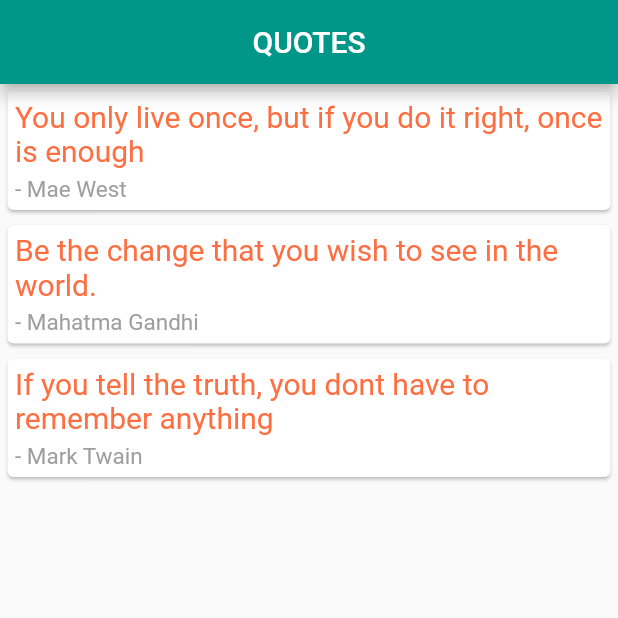
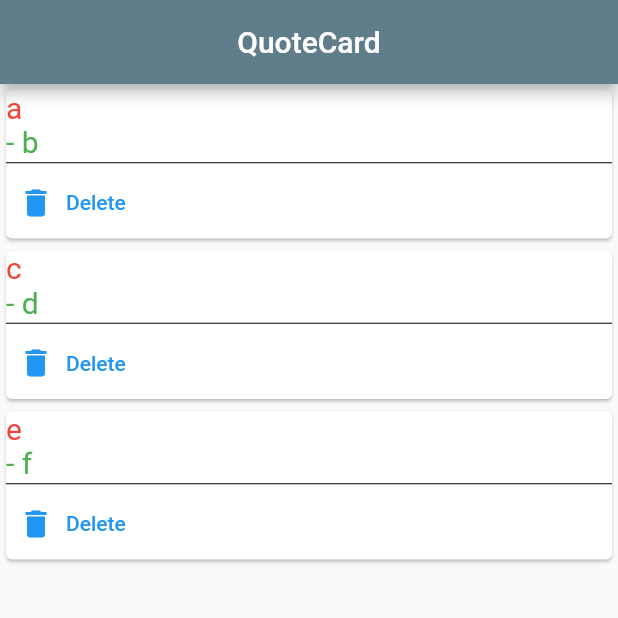
Before and after one commit to Shrisha-shrestha/Flutter-Exercises, a Flutter app: the screen it shows after launch, on a phone screen of 412 x 824 dp, the top half of it. Run offline on Flutter 3.47's test engine with Material 2 defaults, Android fonts, the phone set to English and light mode, and no system bars.

Commit message:
passing functions as parameters

```diff
--- a/lib/main.dart
+++ b/lib/main.dart
@@ -1,60 +1,58 @@
-import 'package:flutter/cupertino.dart';
 import 'package:flutter/material.dart';
 import 'quote.dart';
+import 'quote_card.dart';
 
-void main() => runApp(MaterialApp(
-  home: quotecard(),
-));
+void main() => runApp(const MaterialApp(home: Home()));
 
-class quotecard extends StatefulWidget {
-  const quotecard({Key? key}) : super(key: key);
+class Home extends StatefulWidget {
+  const Home({Key? key}) : super(key: key);
   @override
-  State<quotecard> createState() => _quotecardState();
+  State<Home> createState() => _HomeState();
 }
 
-class _quotecardState extends State<quotecard> {
-  List <Data> Quotes =[Data(Quote:'You only live once, but if you do it right, once is enough',Author:'Mae West'),
-    Data(Quote:'Be the change that you wish to see in the world.',Author:'Mahatma Gandhi'),
-    Data(Quote:'If you tell the truth, you dont have to remember anything',Author:'Mark Twain'),
+class _HomeState extends State<Home> {
+  List<Data> Quotes=[Data(Quo:'a',Author:'b'),
+    Data(Quo:'c',Author:'d'),
+    Data(Quo:'e',Author:'f'),
   ];
-  Widget card(test) {
-    return Card(
-      margin: EdgeInsets.all(5.0),
-      child: Padding(
-      padding: EdgeInsets.all(5.0),
-      child: Column(
-        crossAxisAlignment: CrossAxisAlignment.start,
-
-      children: <Widget>[
-        Text(test.Quote,
-        style: TextStyle(
-          fontSize: 20.0,
-          color: Colors.deepOrangeAccent,
-        ),
-        ),
-        SizedBox(height: 5.0),
-        Text('- ${test.Author}',
-          style: TextStyle(
-            fontSize: 15.0,
-            color: Colors.grey,
-          ),
-        ),
-      ],
-      ),
-      ),
-    );
-  }
-    @override
+  @override
   Widget build(BuildContext context) {
     return Scaffold(
       appBar: AppBar(
-        title: Text('QUOTES'),
+        title: Text('QuoteCard'),
         centerTitle: true,
-        backgroundColor: Colors.teal,
+        backgroundColor: Colors.blueGrey,
       ),
       body: Column(
-        children: Quotes.map((test) => card(test) ).toList(),
+        children: Quotes.map((test) => QuoteCard(
+          test :test,
+          delete:(){
+            setState(() {
+              Quotes.remove(test);
+            });
+          },
+        ),
+        ).toList(),
       ),
     );
   }
 }
+
+//       body: Column(
+//         children: quotes.map((quote) => QuoteCard(
+//             quote: quote,
+//             delete: () {
+//               setState(() {
+//                 quotes.remove(quote);
+//               },
+//               );
+//             }
+//         )).toList(),
+//       ),
+//     );
+//   }
+// }
+//
+//
+//
+//
--- a/lib/quote.dart
+++ b/lib/quote.dart
@@ -1,4 +1,4 @@
 class Data{
-  String Quote,Author;
-  Data({required this.Quote, required this.Author});
+  String Quo,Author;
+  Data({required this.Quo, required this.Author});
 }
--- /dev/null
+++ b/lib/quote_card.dart
@@ -0,0 +1,78 @@
+import 'package:flutter/material.dart';
+import 'quote.dart';
+
+class  QuoteCard extends StatelessWidget {
+  //final object variable;
+  final Data test;
+   final Function delete;
+  QuoteCard({required this.test,required this.delete});
+  @override
+  Widget build(BuildContext context) {
+    return Card(
+      child: Column(
+      crossAxisAlignment: CrossAxisAlignment.start,
+      children: <Widget>[
+        Text(
+        test.Quo,
+        style: TextStyle(
+        color: Colors.red,
+        fontSize: 20.0,
+           ),
+       textAlign: TextAlign.justify,
+  ),
+  Text(
+  '- ${test.Author}',
+  style: TextStyle(
+  color: Colors.green,
+  fontSize: 20.0,
+  ),
+  ),
+  Divider(height: 5.0,color: Colors.black,),
+  TextButton.icon(onPressed: (){delete();},
+  icon: Icon(Icons.delete), label: Text('Delete'),),
+      ],
+      ),
+    );
+  }
+}
+
+//   final Quote quote;
+//   final Function delete;
+//   QuoteCard({ required this.quote,required this.delete });
+//
+//   @override
+//   Widget build(BuildContext context) {
+//     return Card(
+//         margin: const EdgeInsets.fromLTRB(16.0, 16.0, 16.0, 0),
+//         child: Padding(
+//           padding: const EdgeInsets.all(12.0),
+//           child: Column(
+//             crossAxisAlignment: CrossAxisAlignment.stretch,
+//             children: <Widget>[
+//               Text(
+//                 quote.text,
+//                 style: TextStyle(
+//                   fontSize: 18.0,
+//                   color: Colors.grey[600],
+//                 ),
+//               ),
+//               SizedBox(height: 6.0),
+//               Text(
+//                 quote.author,
+//                 style: TextStyle(
+//                   fontSize: 14.0,
+//                   color: Colors.grey[800],
+//                 ),
+//               ),
+//               SizedBox(height: 8.0),
+//               TextButton.icon(
+//                 onPressed: (){delete();},
+//                 label: Text('delete quote'),
+//                 icon: Icon(Icons.delete),
+//               )
+//             ],
+//           ),
+//         )
+//     );
+//   }
+// }
```
